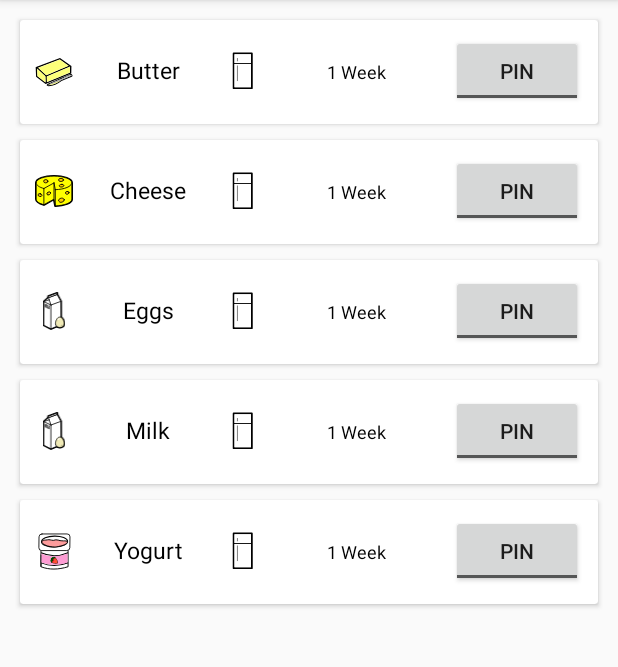
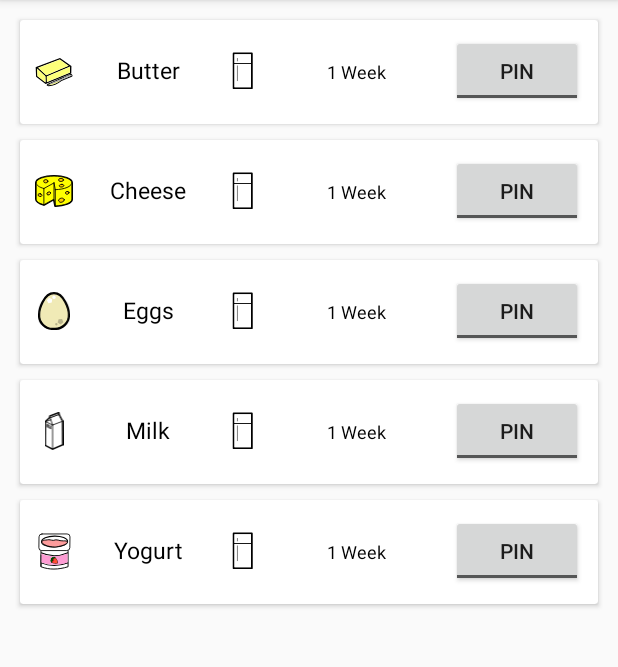
Before and after one commit to Nivlon/P2-A221-SemesterProject, an Android app: the screen it shows after launch (CategorizedList), after a tap on an icon or button, on a phone screen of 412 x 824 dp, the part 84-751 px from its top. Run offline under Robolectric (Android 15) with nearby library versions, the phone set to English and light mode, and no system bars.

Commit message:
Earth is no longer an abomination
Milk n egg got a separation. Are now milk and egg.

```diff
--- a/app/src/main/java/com/example/p2semesterproject/CategorizedList.java
+++ b/app/src/main/java/com/example/p2semesterproject/CategorizedList.java
@@ -112,8 +112,8 @@ public class CategorizedList extends AppCompatActivity {
                 {
                     new FoodObject("Butter",res.getDrawable(R.drawable.butter),res.getDrawable(R.drawable.fridge1)),
                     new FoodObject("Cheese",res.getDrawable(R.drawable.cheese),res.getDrawable(R.drawable.fridge1)),
-                    new FoodObject("Eggs",res.getDrawable(R.drawable.milknegg),res.getDrawable(R.drawable.fridge1)),
-                    new FoodObject("Milk",res.getDrawable(R.drawable.milknegg),res.getDrawable(R.drawable.fridge1)),
+                    new FoodObject("Eggs",res.getDrawable(R.drawable.egg),res.getDrawable(R.drawable.fridge1)),
+                    new FoodObject("Milk",res.getDrawable(R.drawable.milk),res.getDrawable(R.drawable.fridge1)),
                     new FoodObject("Yogurt",res.getDrawable(R.drawable.yogurt),res.getDrawable(R.drawable.fridge1)),
                 },
                 //Baked goods
--- /dev/null
+++ b/app/src/main/res/drawable/egg.xml
@@ -0,0 +1,38 @@
+<vector xmlns:android="http://schemas.android.com/apk/res/android" xmlns:aapt="http://schemas.android.com/aapt"
+    android:viewportWidth="7.28686"
+    android:viewportHeight="8.80379"
+    android:width="7.28686dp"
+    android:height="8.80379dp">
+    <group
+        android:translateX="-3.34916"
+        android:translateY="-2.29779">
+        <path
+            android:pathData="M10.26042 7.45186A3.0516 3.0516 0 0 1 6.99259 10.726 3.02168 3.02168 0 0 1 3.72475 7.45186c0 -1.10258 1.00709 -4.77848 3.26784 -4.77848C9.20083 2.67338 10.26042 6.387 10.26042 7.45186Z"
+            android:fillColor="#F0EAB6"
+            android:strokeColor="#000000"
+            android:strokeWidth="0.75118"
+            android:strokeMiterLimit="10" />
+    </group>
+    <group
+        android:translateX="-3.34916"
+        android:translateY="-2.29779">
+        <path
+            android:pathData="M10.26042 7.45186A3.0516 3.0516 0 0 1 6.99259 10.726 3.02168 3.02168 0 0 1 3.72475 7.45186c0 -1.10258 1.00709 -4.77848 3.26784 -4.77848C9.20083 2.67338 10.26042 6.387 10.26042 7.45186Z"
+            android:fillColor="#F0EAB6"
+            android:strokeColor="#000000"
+            android:strokeWidth="0.28346"
+            android:strokeMiterLimit="10" />
+    </group>
+    <path
+        android:pathData="M5.479 6.283L4.688 6.313 4.472 7.074 5.13 7.515 5.752 7.026 5.479 6.283Z"
+        android:fillColor="#B8B38B" />
+    <path
+        android:pathData="M4.484 7.48L4.297 7.176 3.949 7.26 3.922 7.617 4.253 7.753 4.484 7.48Z"
+        android:fillColor="#B8B38B" />
+    <path
+        android:pathData="M3.653 1.688L4.064 1.369 3.889 0.879 3.368 0.895 3.222 1.395 3.653 1.688Z"
+        android:fillColor="#FFFFFF" />
+    <path
+        android:pathData="M2.369 2.578L3.134 2.439 3.238 1.669 2.538 1.331 2.001 1.893 2.369 2.578Z"
+        android:fillColor="#FFFFFF" />
+</vector>
--- /dev/null
+++ b/app/src/main/res/drawable/milk.xml
@@ -0,0 +1,114 @@
+<vector xmlns:android="http://schemas.android.com/apk/res/android" xmlns:aapt="http://schemas.android.com/aapt"
+    android:viewportWidth="6.67051"
+    android:viewportHeight="13.60175"
+    android:width="6.67051dp"
+    android:height="13.60175dp">
+    <path
+        android:pathData="M0.376 11.88L0.4 3.452 1.974 2.037 4.984 0.894 6.247 3.353 6.294 11.647 2.846 13.184 0.376 11.88Z"
+        android:fillColor="#FFFFFF"
+        android:strokeColor="#000000"
+        android:strokeWidth="0.75118"
+        android:strokeLineCap="round" />
+    <path
+        android:pathData="M4.984 0.894L1.974 2.037 1.967 1.53 4.984 0.376 4.984 0.894Z"
+        android:fillColor="#FFFFFF"
+        android:strokeColor="#000000"
+        android:strokeWidth="0.75118"
+        android:strokeLineCap="round"
+        android:strokeLineJoin="round" />
+    <path
+        android:pathData="M0.376 11.88L0.4 3.452 1.974 2.037 4.984 0.894 6.247 3.353 6.294 11.647 2.846 13.184 0.376 11.88Z"
+        android:fillColor="#FFFFFF"
+        android:strokeColor="#000000"
+        android:strokeWidth="0.28346"
+        android:strokeLineCap="round" />
+    <group
+        android:translateX="-3.83648"
+        android:translateY="-0.41057">
+        <path
+            android:pathData="M4.9003 5.97579l-0.057 -0.02683 -0.0619 -0.55263 -0.00388 -0.01149 -0.0034 0.00653 0.00186 0.25008 0.0022 0.02525c0.00127 0.00783 0.0028 0.01819 0.00548 0.02845a0.08414 0.08414 0 0 0 0.00911 0.02391l0.00167 0.20715 -0.14956 -0.06955 -0.0023 -0.20743c0.00413 -0.00126 0.0084 -0.00792 0.01237 -0.01957a0.11 0.11 0 0 0 0.0058 -0.04063l-0.00743 -0.70176a0.24883 0.24883 0 0 0 -0.00216 -0.03221l-0.006 -0.0345a0.124 0.124 0 0 0 -0.012 -0.03275l-0.00237 -0.20015 0.204 0.09481 0.04257 0.46587 0.0031 0.00443 0.00231 -0.00211 0.03944 -0.427 0.19719 0.09188 0.00042 0.19927a0.06463 0.06463 0 0 0 -0.01186 0.02378l-0.0064 0.02733a0.222 0.222 0 0 0 -0.00237 0.02964l0.00114 0.69709a0.16144 0.16144 0 0 0 0.0085 0.05282l0.005 0.01122 0.00657 0.0107 0.00032 0.21138L4.9436 5.99617l-0.00112 -0.21478 0.00485 -0.001 0.00756 -0.00707a0.10761 0.10761 0 0 0 0.00579 -0.04549l-0.001 -0.23249 -0.002 -0.01005 -0.00189 -0.00265 -0.00456 0.00909Z"
+            android:fillColor="#000000" />
+    </group>
+    <group
+        android:translateX="-3.83648"
+        android:translateY="-0.41057">
+        <path
+            android:pathData="M5.17239 6.1033l-0.00006 -0.20641a0.03552 0.03552 0 0 0 0.00894 -0.01739l0.00523 -0.0196 0.00194 -0.0259 -0.00012 -0.69661a0.17945 0.17945 0 0 0 -0.00181 -0.02956l-0.00632 -0.03339a0.20333 0.20333 0 0 0 -0.01225 -0.03722L5.16771 4.838l0.19817 0.09294 -0.00056 0.19882a0.05424 0.05424 0 0 0 -0.012 0.02308l-0.00656 0.02789a0.184 0.184 0 0 0 -0.00276 0.02947l-0.0023 0.69552 0.00193 0.02512 0.00518 0.02832a0.08877 0.08877 0 0 0 0.00912 0.02452l-0.00072 0.20606Z"
+            android:fillColor="#000000" />
+    </group>
+    <group
+        android:translateX="-3.83648"
+        android:translateY="-0.41057">
+        <path
+            android:pathData="M5.58383 5.98034l-0.00007 0.02916a0.08694 0.08694 0 0 0 0.00088 0.021 0.01845 0.01845 0 0 0 0.01186 0.01176l0.01444 0.0068a0.01154 0.01154 0 0 0 0.0112 -0.00249 0.0334 0.0334 0 0 0 0.01126 -0.01826 0.14154 0.14154 0 0 0 0.00594 -0.02848c0.001 -0.00994 0.00149 -0.02312 0.00178 -0.03945l0.002 -0.23686 0.12523 0.05855 -0.007 0.59665 -0.347 -0.16264 0.001 -0.206a0.03042 0.03042 0 0 0 0.00905 -0.01673l0.00534 -0.02016a0.17591 0.17591 0 0 0 0.00185 -0.02593l0.00357 -0.695a0.17714 0.17714 0 0 0 -0.00167 -0.02949l-0.00616 -0.0327a0.1881 0.1881 0 0 0 -0.0121 -0.03715L5.416 4.95431l0.1963 0.09214 -0.00155 0.19837a0.06372 0.06372 0 0 0 -0.01191 0.02312 0.15968 0.15968 0 0 0 -0.00962 0.05659Z"
+            android:fillColor="#000000" />
+    </group>
+    <group
+        android:translateX="-3.83648"
+        android:translateY="-0.41057">
+        <path
+            android:pathData="M6.1324 5.90163l0.0623 0.40132 0.00445 0.031a0.113 0.113 0 0 0 0.00779 0.0276l0.00774 0.01483 -0.00445 0.21225 -0.17658 -0.08234 0.00382 -0.22406L5.9938 6.01681l-0.00269 -0.01218L5.9865 5.99591c-0.00237 0.00144 -0.00409 0.00806 -0.00422 0.02025l-0.00292 0.1872a0.1212 0.1212 0 0 0 0.00249 0.02961l0.00794 0.02342 0.0093 0.02641 -0.00343 0.20544 -0.18489 -0.08651 0.00265 -0.20579 0.00969 -0.01706 0.00883 -0.02413 0.00225 -0.01968 0.00933 -0.69425a0.20223 0.20223 0 0 0 -0.00167 -0.02948l-0.00593 -0.03259a0.17254 0.17254 0 0 0 -0.01183 -0.037l0.0024 -0.19864 0.19018 0.08889 -0.00318 0.19892a0.05831 0.05831 0 0 0 -0.01215 0.023l-0.0041 0.02768 -0.00178 0.033 -0.0022 0.13741a0.04567 0.04567 0 0 0 0.00516 0.02643l0.005 -0.0022 0.003 -0.01116 0.0453 -0.18149 0.004 -0.23305 0.17641 0.08238 -0.00463 0.22147L6.21754 5.562a0.07668 0.07668 0 0 0 -0.00983 0.01958l-0.00581 0.02191 -0.0684 0.235a0.209 0.209 0 0 0 -0.00232 0.03114A0.22971 0.22971 0 0 0 6.1324 5.90163Z"
+            android:fillColor="#000000" />
+    </group>
+    <path
+        android:pathData="M2.84572 13.18431L2.84572 4.65777"
+        android:strokeColor="#000000"
+        android:strokeWidth="0.28346"
+        android:strokeLineCap="round" />
+    <path
+        android:pathData="M6.24695 3.35316L2.84572 4.65777"
+        android:strokeColor="#000000"
+        android:strokeWidth="0.28346"
+        android:strokeLineCap="round" />
+    <path
+        android:pathData="M1.97429 2.03691L2.84572 4.65777"
+        android:strokeColor="#000000"
+        android:strokeWidth="0.28346"
+        android:strokeLineCap="round" />
+    <path
+        android:pathData="M2.84572 4.65777L0.39951 3.45218"
+        android:strokeColor="#000000"
+        android:strokeWidth="0.28346"
+        android:strokeLineCap="round" />
+    <group
+        android:translateX="-3.83648"
+        android:translateY="-0.41057">
+        <path
+            android:pathData="M6.27423 2.99733"
+            android:fillColor="#F0EAB6"
+            android:strokeColor="#000000"
+            android:strokeWidth="0.28346"
+            android:strokeMiterLimit="10" />
+    </group>
+    <group
+        android:translateX="-3.83648"
+        android:translateY="-0.41057">
+        <path
+            android:pathData="M4.236 3.86275"
+            android:fillColor="#F0EAB6"
+            android:strokeColor="#000000"
+            android:strokeWidth="0.28346"
+            android:strokeMiterLimit="10" />
+    </group>
+    <group
+        android:translateX="-3.83648"
+        android:translateY="-0.41057">
+        <path
+            android:pathData="M9.088 0.85"
+            android:strokeColor="#000000"
+            android:strokeWidth="0.28346"
+            android:strokeLineCap="round" />
+    </group>
+    <path
+        android:pathData="M0.39951 3.45218L2.21563 2.76275"
+        android:strokeColor="#000000"
+        android:strokeWidth="0.28346"
+        android:strokeLineCap="round" />
+    <path
+        android:pathData="M4.984 0.894L1.974 2.037 1.967 1.53 4.984 0.376 4.984 0.894Z"
+        android:fillColor="#FFFFFF"
+        android:strokeColor="#000000"
+        android:strokeWidth="0.28346"
+        android:strokeLineCap="round"
+        android:strokeLineJoin="round" />
+</vector>
--- a/app/src/main/res/layout/activity_main.xml
+++ b/app/src/main/res/layout/activity_main.xml
@@ -8,10 +8,12 @@
     tools:context=".MainActivity">
 
     <ImageView
-        android:background="@drawable/ic_earth"
+        android:layout_width="match_parent"
         android:layout_height="500dp"
-        android:layout_width="match_parent"
+        android:layout_marginBottom="16dp"
+        android:background="@drawable/earth"
         app:layout_constraintBottom_toBottomOf="parent"
+        app:layout_constraintHorizontal_bias="0.0"
         app:layout_constraintLeft_toLeftOf="parent"
         app:layout_constraintRight_toRightOf="parent" />
 
```
Also changed, not shown: app/src/main/res/drawable/earth.xml (+78 -74 lines).
